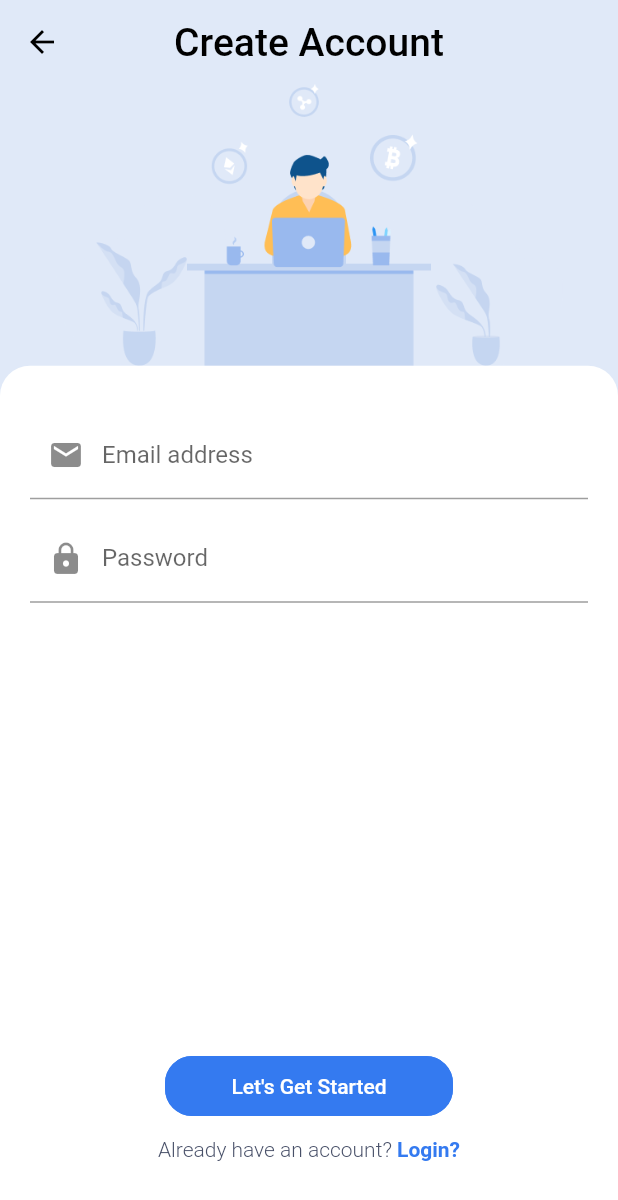
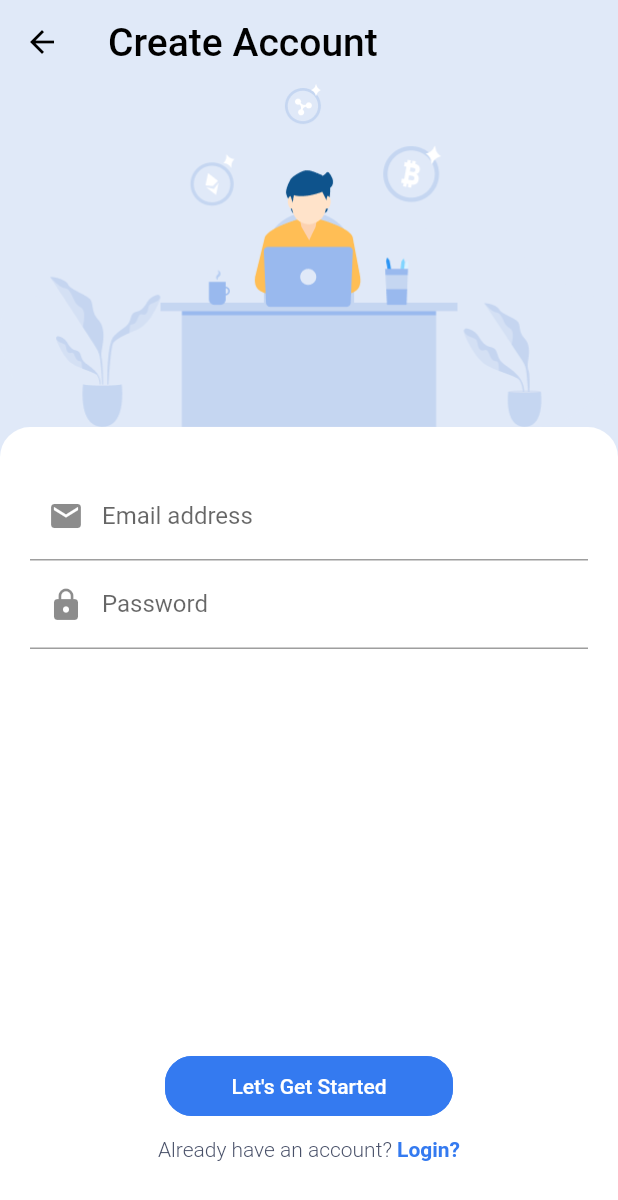
Before and after one commit to puzzleleaf/flutter_crypto_wallet_app, a Flutter app: the screen it shows after launch, after a tap on "Login Start", after a tap on "Login", after a tap on "Sign Up?", on a phone screen of 412 x 824 dp. Shown: the top 1200 px of the screen. Run offline on Flutter 3.47's test engine with Material 2 defaults, Android fonts, the phone set to English and light mode, and no system bars; our stand-ins replace firebase_auth, flutter_bloc, freezed_annotation, get_it, injectable; accounts and stored records are empty; generated files the repository leaves out were written again.

Commit message:
update code

```diff
--- a/lib/domain/auth/firebase_auth_result.dart
+++ b/lib/domain/auth/firebase_auth_result.dart
@@ -1,7 +1,6 @@
-import 'package:crypto_wallet/domain/core/result.dart';
 import 'package:crypto_wallet/infrastructure/auth/auth_failure_or_success.dart';
 
-class FirebaseAuthResult extends Result {
+class FirebaseAuthResult {
   final bool isSuccess;
   final AuthFailureOrSuccess authFailureOrSuccess;
 
--- a/lib/domain/auth/i_auth_facade.dart
+++ b/lib/domain/auth/i_auth_facade.dart
@@ -1,9 +1,7 @@
 import 'package:crypto_wallet/domain/auth/firebase_auth_result.dart';
-import 'package:flutter/cupertino.dart';
+import 'package:flutter/material.dart';
 
 abstract class IAuthFacade {
-  Future<void> getSignedInUser();
-
   Future<FirebaseAuthResult> registerWithEmailAndPassword({
     @required String emailAddress,
     @required String password,
@@ -13,6 +11,4 @@ abstract class IAuthFacade {
     @required String emailAddress,
     @required String password,
   });
-
-  Future<void> signOut();
 }
--- a/lib/domain/core/result.dart
+++ /dev/null
@@ -1,5 +0,0 @@
-abstract class Result {
-  final bool isSuccess;
-
-  Result({this.isSuccess});
-}
--- a/lib/domain/core/value_validators.dart
+++ b/lib/domain/core/value_validators.dart
@@ -1,7 +1,5 @@
-
 bool validateEmailAddress(String email) {
-  const emailRegex =
-  r"""^[a-zA-Z0-9.a-zA-Z0-9.!#$%&'*+-/=?^_`{|}~]+@[a-zA-Z0-9]+\.[a-zA-Z]+""";
+  const emailRegex = "[^@ \t\r\n]+@[^@ \t\r\n]+\.[^@ \t\r\n]+";
 
   if (RegExp(emailRegex).hasMatch(email)) {
     return true;
--- a/lib/main.dart
+++ b/lib/main.dart
@@ -1,4 +1,5 @@
 import 'package:crypto_wallet/injection.dart';
+import 'package:crypto_wallet/pages/sign_in/sign_in_page.dart';
 import 'package:crypto_wallet/pages/start/start_page.dart';
 import 'package:flutter/material.dart';
 
@@ -20,10 +21,10 @@ class MyApp extends StatelessWidget {
           color: Colors.transparent,
           iconTheme: IconThemeData(
             color: Colors.black,
-          )
+          ),
         )
       ),
-      home: StartPage()
+      home: StartPage(),
     );
   }
 }
--- a/lib/pages/sign_in/sign_in_page.dart
+++ b/lib/pages/sign_in/sign_in_page.dart
@@ -3,7 +3,6 @@ import 'package:crypto_wallet/injection.dart';
 import 'package:crypto_wallet/pages/sign_in/widgets/sign_in_form.dart';
 import 'package:flutter/material.dart';
 import 'package:flutter_bloc/flutter_bloc.dart';
-import 'package:flutter_screenutil/flutter_screenutil.dart';
 
 class SignInPage extends StatelessWidget {
   @override
@@ -11,8 +10,7 @@ class SignInPage extends StatelessWidget {
     return Scaffold(
       backgroundColor: Colors.white,
       appBar: AppBar(
-        backgroundColor: Color(0xffE0E9F8),
-        centerTitle: true,
+        backgroundColor: Color(0xffe0e9f8),
         title: Text(
           'Welcome Back!',
           style: TextStyle(
@@ -24,20 +22,15 @@ class SignInPage extends StatelessWidget {
       ),
       body: SafeArea(
         child: Container(
-          width: MediaQuery.of(context).size.width,
-          color: Color(0xffE0E9F8),
+          color: Color(0xffe0e9f8),
           child: CustomScrollView(
             reverse: true,
             slivers: [
               SliverFillRemaining(
                 hasScrollBody: false,
                 child: Column(
-                  mainAxisAlignment: MainAxisAlignment.start,
                   children: <Widget>[
-                    Image.asset(
-                      'assets/images/login.png',
-                      width: ScreenUtil().setWidth(324),
-                    ),
+                    Image.asset('assets/images/login.png'),
                     Expanded(
                       child: BlocProvider(
                         create: (_) => getIt<SignInFormBloc>(),
--- a/lib/pages/sign_in/widgets/sign_in_form.dart
+++ b/lib/pages/sign_in/widgets/sign_in_form.dart
@@ -23,7 +23,7 @@ class SignInForm extends StatelessWidget {
         } else if (state.authFailureOrSuccess == AuthFailureOrSuccess.invalidEmailAndPassword()) {
           showSnackBar(context, SnackBar(
             backgroundColor: Colors.red,
-            content: Text('InvalidEmailAndPassword'),
+            content: Text('Invalid Email And Password'),
           ));
         } else if (state.authFailureOrSuccess == AuthFailureOrSuccess.serverError()) {
           showSnackBar(context, SnackBar(
@@ -31,7 +31,7 @@ class SignInForm extends StatelessWidget {
             content: Text('Server Error'),
           ));
         }
-      },
+       },
       builder: (context, state) {
         return Container(
           padding: const EdgeInsets.only(
@@ -51,16 +51,16 @@ class SignInForm extends StatelessWidget {
             autovalidate: state.showErrorMessages,
             child: Column(
               mainAxisAlignment: MainAxisAlignment.spaceBetween,
-              children: [
+              children: <Widget>[
                 Column(
                   children: <Widget>[
                     TextFormField(
-                      autofocus: false,
                       decoration: const InputDecoration(
                         prefixIcon: Icon(Icons.email),
                         labelText: 'Email address',
                       ),
                       autocorrect: false,
+                      autofocus: false,
                       onChanged: (value) => context
                           .bloc<SignInFormBloc>()
                           .add(SignInFormEvent.emailChange(value)),
@@ -69,34 +69,35 @@ class SignInForm extends StatelessWidget {
                           ? null
                           : "Invalid Email",
                     ),
-                    const SizedBox(height: 10),
                     TextFormField(
-                      autofocus: false,
                       decoration: const InputDecoration(
                         prefixIcon: Icon(Icons.lock),
                         labelText: 'Password',
                       ),
                       autocorrect: false,
+                      autofocus: false,
+                      obscureText: true,
                       onChanged: (value) => context
                           .bloc<SignInFormBloc>()
                           .add(SignInFormEvent.passwordChange(value)),
-                      obscureText: true,
                       validator: (_) => validatePassword(
                               context.bloc<SignInFormBloc>().state.password)
                           ? null
                           : 'Short Password',
                     ),
-                    const SizedBox(height: 8),
+                    SizedBox(
+                      height: 8,
+                    ),
                     Row(
                       mainAxisAlignment: MainAxisAlignment.end,
                       children: <Widget>[
                         Text(
-                          'Forgot your password?',
+                          'Forget your password?',
                           style: TextStyle(
                             color: Color(0xff347af0),
                             fontWeight: FontWeight.bold,
                           ),
-                        ),
+                        )
                       ],
                     ),
                   ],
@@ -106,12 +107,13 @@ class SignInForm extends StatelessWidget {
                     FlatButton(
                       onPressed: () {
                         FocusScope.of(context).unfocus();
-                        context.bloc<SignInFormBloc>().add(
-                            SignInFormEvent.signInWithEmailAndPassword());
+                        context
+                            .bloc<SignInFormBloc>()
+                            .add(SignInFormEvent.signInWithEmailAndPassword());
                       },
-                      color: Color(0xff347AF0),
+                      color: Color(0xff347af0),
                       shape: RoundedRectangleBorder(
-                        borderRadius: BorderRadius.circular(18.0),
+                        borderRadius: BorderRadius.circular(18),
                         side: BorderSide(
                           color: Color(0xff347af0),
                         ),
@@ -121,7 +123,7 @@ class SignInForm extends StatelessWidget {
                         height: 40,
                         alignment: Alignment.center,
                         child: Text(
-                          "Login",
+                          'Login',
                           style: TextStyle(
                             color: Colors.white,
                           ),
@@ -152,11 +154,11 @@ class SignInForm extends StatelessWidget {
                           child: Text(
                             'Sign Up?',
                             style: TextStyle(
-                              color: Color(0xff347AF0),
+                              color: Color(0xff347af0),
                               fontWeight: FontWeight.bold,
                             ),
                           ),
-                        ),
+                        )
                       ],
                     ),
                   ],
@@ -172,5 +174,4 @@ class SignInForm extends StatelessWidget {
   void showSnackBar(BuildContext context, Widget snackBar) {
     Scaffold.of(context).showSnackBar(snackBar);
   }
-
 }
--- a/lib/pages/sign_up/sign_up_page.dart
+++ b/lib/pages/sign_up/sign_up_page.dart
@@ -3,7 +3,6 @@ import 'package:crypto_wallet/injection.dart';
 import 'package:crypto_wallet/pages/sign_up/widgets/sign_up_form.dart';
 import 'package:flutter/material.dart';
 import 'package:flutter_bloc/flutter_bloc.dart';
-import 'package:flutter_screenutil/flutter_screenutil.dart';
 
 class SignUpPage extends StatelessWidget {
   @override
@@ -11,8 +10,7 @@ class SignUpPage extends StatelessWidget {
     return Scaffold(
       backgroundColor: Colors.white,
       appBar: AppBar(
-        backgroundColor: Color(0xffE0E9F8),
-        centerTitle: true,
+        backgroundColor: Color(0xffe0e9f8),
         title: Text(
           'Create Account',
           style: TextStyle(
@@ -24,20 +22,15 @@ class SignUpPage extends StatelessWidget {
       ),
       body: SafeArea(
         child: Container(
-          color: Color(0xffE0E9F8),
-          width: MediaQuery.of(context).size.width,
+          color: Color(0xffe0e9f8),
           child: CustomScrollView(
             reverse: true,
             slivers: [
               SliverFillRemaining(
                 hasScrollBody: false,
                 child: Column(
-                  mainAxisAlignment: MainAxisAlignment.start,
                   children: <Widget>[
-                    Image.asset(
-                      'assets/images/office.png',
-                      width: ScreenUtil().setWidth(308),
-                    ),
+                    Image.asset('assets/images/office.png'),
                     Expanded(
                       child: BlocProvider(
                         create: (_) => getIt<SignUpFormBloc>(),
--- a/lib/pages/sign_up/widgets/sign_up_form.dart
+++ b/lib/pages/sign_up/widgets/sign_up_form.dart
@@ -9,6 +9,7 @@ class SignUpForm extends StatelessWidget {
   Widget build(BuildContext context) {
     return BlocConsumer<SignUpFormBloc, SignUpFormState>(
       listener: (context, state) {
+        print(state);
         if (state.authFailureOrSuccess == AuthFailureOrSuccess.success()) {
           showSnackBar(context, SnackBar(
             backgroundColor: Colors.blue,
@@ -22,7 +23,7 @@ class SignUpForm extends StatelessWidget {
         } else if (state.authFailureOrSuccess == AuthFailureOrSuccess.invalidEmailAndPassword()) {
           showSnackBar(context, SnackBar(
             backgroundColor: Colors.red,
-            content: Text('InvalidEmailAndPassword'),
+            content: Text('Invalid Email And Password'),
           ));
         } else if (state.authFailureOrSuccess == AuthFailureOrSuccess.serverError()) {
           showSnackBar(context, SnackBar(
@@ -47,45 +48,43 @@ class SignUpForm extends StatelessWidget {
             ),
           ),
           child: Form(
-            autovalidate: context.bloc<SignUpFormBloc>().state.showErrorMessages,
+            autovalidate: state.showErrorMessages,
             child: Column(
               mainAxisAlignment: MainAxisAlignment.spaceBetween,
-              children: [
+              children: <Widget>[
                 Column(
                   children: <Widget>[
                     TextFormField(
-                      autofocus: false,
                       decoration: const InputDecoration(
                         prefixIcon: Icon(Icons.email),
                         labelText: 'Email address',
                       ),
                       autocorrect: false,
+                      autofocus: false,
                       onChanged: (value) => context
                           .bloc<SignUpFormBloc>()
                           .add(SignUpFormEvent.emailChange(value)),
                       validator: (_) => validateEmailAddress(
-                              context.bloc<SignUpFormBloc>().state.emailAddress)
+                          context.bloc<SignUpFormBloc>().state.emailAddress)
                           ? null
                           : "Invalid Email",
                     ),
-                    const SizedBox(height: 10),
                     TextFormField(
-                      autofocus: false,
                       decoration: const InputDecoration(
                         prefixIcon: Icon(Icons.lock),
                         labelText: 'Password',
                       ),
                       autocorrect: false,
+                      autofocus: false,
+                      obscureText: true,
                       onChanged: (value) => context
                           .bloc<SignUpFormBloc>()
                           .add(SignUpFormEvent.passwordChange(value)),
-                      obscureText: true,
                       validator: (_) => validatePassword(
-                              context.bloc<SignUpFormBloc>().state.password)
+                          context.bloc<SignUpFormBloc>().state.password)
                           ? null
                           : 'Short Password',
                     ),
-                    const SizedBox(height: 10),
                   ],
                 ),
                 Column(
@@ -93,12 +92,13 @@ class SignUpForm extends StatelessWidget {
                     FlatButton(
                       onPressed: () {
                         FocusScope.of(context).unfocus();
-                        context.bloc<SignUpFormBloc>().add(
-                            SignUpFormEvent.registerWithEmailAndPassword());
+                        context
+                            .bloc<SignUpFormBloc>()
+                            .add(SignUpFormEvent.registerWithEmailAndPassword());
                       },
-                      color: Color(0xff347AF0),
+                      color: Color(0xff347af0),
                       shape: RoundedRectangleBorder(
-                        borderRadius: BorderRadius.circular(18.0),
+                        borderRadius: BorderRadius.circular(18),
                         side: BorderSide(
                           color: Color(0xff347af0),
                         ),
@@ -108,7 +108,7 @@ class SignUpForm extends StatelessWidget {
                         height: 40,
                         alignment: Alignment.center,
                         child: Text(
-                          "Let's Get Started",
+                          'Let\'s Get Started',
                           style: TextStyle(
                             color: Colors.white,
                           ),
@@ -135,11 +135,11 @@ class SignUpForm extends StatelessWidget {
                           child: Text(
                             'Login?',
                             style: TextStyle(
-                              color: Color(0xff347AF0),
+                              color: Color(0xff347af0),
                               fontWeight: FontWeight.bold,
                             ),
                           ),
-                        ),
+                        )
                       ],
                     ),
                   ],
@@ -151,7 +151,6 @@ class SignUpForm extends StatelessWidget {
       },
     );
   }
-
   void showSnackBar(BuildContext context, Widget snackBar) {
     Scaffold.of(context).showSnackBar(snackBar);
   }
--- a/lib/pages/start/start_page.dart
+++ b/lib/pages/start/start_page.dart
@@ -1,43 +1,37 @@
 import 'package:crypto_wallet/pages/sign_in/sign_in_page.dart';
 import 'package:flutter/material.dart';
-import 'package:flutter_screenutil/flutter_screenutil.dart';
 
 class StartPage extends StatelessWidget {
   @override
   Widget build(BuildContext context) {
-    ScreenUtil.init(context, width: 375, height: 812, allowFontScaling: false);
     return Scaffold(
-      backgroundColor: Color(0xff347AF0),
+      backgroundColor: Color(0xff347af0),
       body: SafeArea(
         child: Container(
-          padding: const EdgeInsets.only(bottom: 50),
-          width: double.infinity,
+          width: MediaQuery.of(context).size.width,
           child: Column(
-            crossAxisAlignment: CrossAxisAlignment.center,
             children: <Widget>[
               SizedBox(
                 height: 120,
               ),
-              Image.asset(
-                'assets/images/logo.png',
-                width: ScreenUtil().setWidth(122),
-              ),
+              Image.asset('assets/images/logo.png'),
               SizedBox(
                 height: 30,
               ),
               Text(
                 'Welcome to',
                 style: TextStyle(
-                  fontSize: ScreenUtil().setSp(28),
+                  fontSize: 28,
                   color: Colors.white.withOpacity(0.56),
                 ),
               ),
               Text(
                 'WHOLLET',
                 style: TextStyle(
-                    fontSize: ScreenUtil().setSp(48),
-                    color: Colors.white,
-                    fontWeight: FontWeight.w300),
+                  fontSize: 48,
+                  color: Colors.white,
+                  fontWeight: FontWeight.w300,
+                ),
               ),
               Spacer(),
               FlatButton(
@@ -54,13 +48,13 @@ class StartPage extends StatelessWidget {
                   ),
                 ),
                 child: Container(
-                  width: ScreenUtil().setWidth(160),
+                  width: 160,
                   height: 40,
                   alignment: Alignment.center,
                   child: Text(
-                    "Login Start",
+                    'Login Start',
                     style: TextStyle(
-                      color: Color(0xff347AF0),
+                      color: Color(0xff347af0),
                     ),
                   ),
                 ),
@@ -74,7 +68,7 @@ class StartPage extends StatelessWidget {
                   Text(
                     'Don\'t have an account? ',
                     style: TextStyle(
-                      fontSize: ScreenUtil().setSp(15),
+                      fontSize: 15,
                       color: Colors.white,
                       fontWeight: FontWeight.w300,
                     ),
@@ -82,7 +76,7 @@ class StartPage extends StatelessWidget {
                   Text(
                     'Sign Up?',
                     style: TextStyle(
-                      fontSize: ScreenUtil().setSp(15),
+                      fontSize: 15,
                       color: Colors.white,
                     ),
                   ),
```
Also changed, not shown: lib/application/auth/sign_in_form/bloc/sign_in_form_bloc.dart (+10 -13 lines), lib/application/auth/sign_up_form/bloc/sign_up_form_bloc.dart (+10 -13 lines), lib/infrastructure/auth/firebase_auth_facade.dart (+2 -15 lines), lib/pages/welcome/welcome_page.dart (+20 -23 lines), pubspec.yaml (+3 -4 lines), lib/application/auth/sign_in_form/bloc/sign_in_form_event.dart (line endings or trailing spaces), lib/application/auth/sign_up_form/bloc/sign_up_form_event.dart (line endings or trailing spaces), pubspec.lock.
